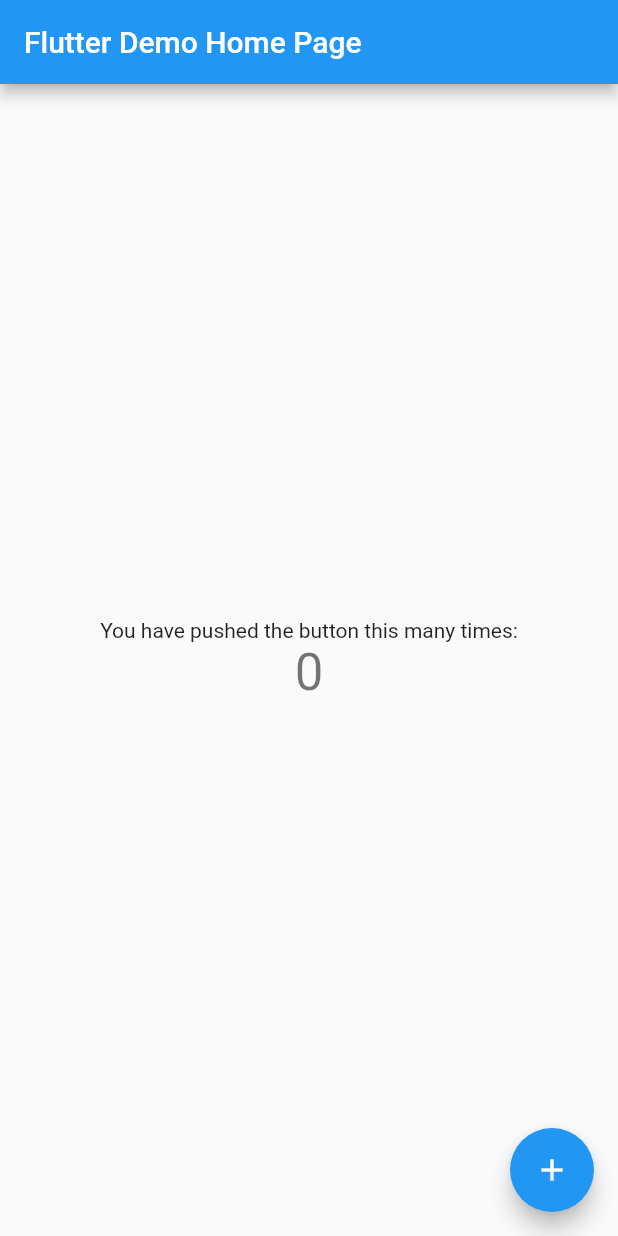
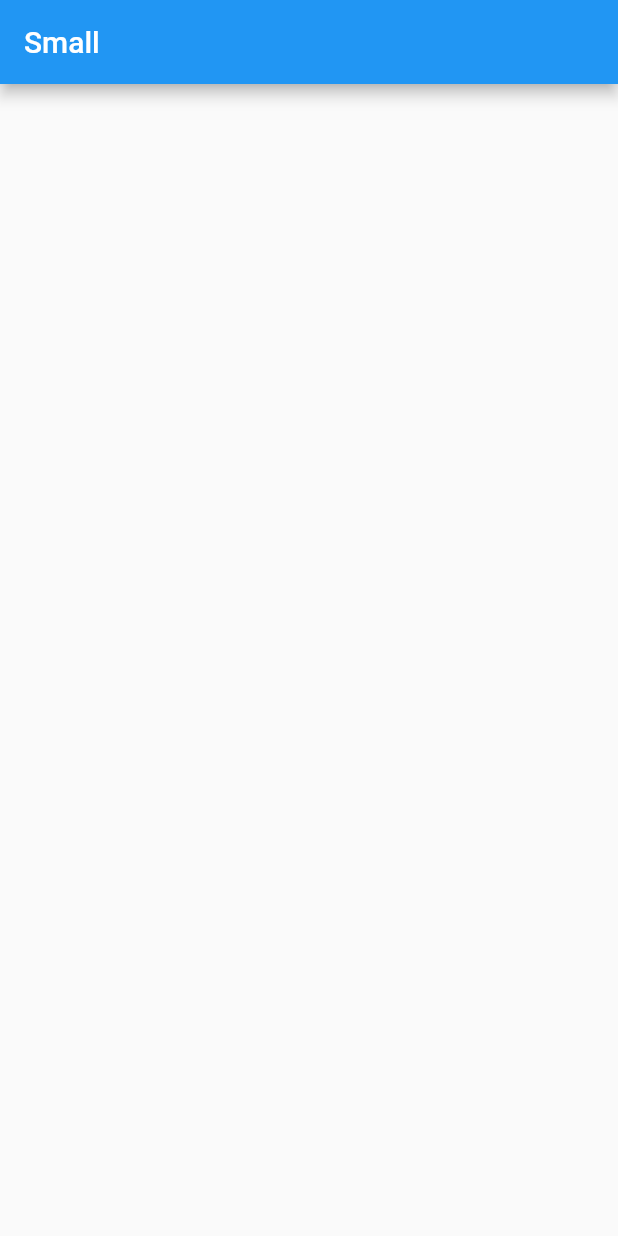
Before and after one commit to harimasora/lineleap_frontend_test, a Flutter app: the screen it shows after launch, on a phone screen of 412 x 824 dp. Run offline on Flutter 3.47's test engine with Material 2 defaults, Android fonts, the phone set to English and light mode, and no system bars.

Commit message:
feat: Create responsive design widget

```diff
--- a/lib/main.dart
+++ b/lib/main.dart
@@ -1,4 +1,5 @@
 import 'package:flutter/material.dart';
+import 'package:lineleap_frontend_test/presentation/utils/responsive_widget.dart';
 
 void main() {
   runApp(const MyApp());
@@ -7,109 +8,30 @@
 class MyApp extends StatelessWidget {
   const MyApp({Key? key}) : super(key: key);
 
-  // This widget is the root of your application.
   @override
   Widget build(BuildContext context) {
     return MaterialApp(
       title: 'Flutter Demo',
       theme: ThemeData(
-        // This is the theme of your application.
-        //
-        // Try running your application with "flutter run". You'll see the
-        // application has a blue toolbar. Then, without quitting the app, try
-        // changing the primarySwatch below to Colors.green and then invoke
-        // "hot reload" (press "r" in the console where you ran "flutter run",
-        // or simply save your changes to "hot reload" in a Flutter IDE).
-        // Notice that the counter didn't reset back to zero; the application
-        // is not restarted.
         primarySwatch: Colors.blue,
       ),
-      home: const MyHomePage(title: 'Flutter Demo Home Page'),
+      home: ResponsiveWidget(
+        largeScreen: Scaffold(
+          appBar: AppBar(
+            title: const Text('Large'),
+          ),
+        ),
+        mediumScreen: Scaffold(
+          appBar: AppBar(
+            title: const Text('Medium'),
+          ),
+        ),
+        smallScreen: Scaffold(
+          appBar: AppBar(
+            title: const Text('Small'),
+          ),
+        ),
+      ),
     );
   }
 }
-
-class MyHomePage extends StatefulWidget {
-  const MyHomePage({Key? key, required this.title}) : super(key: key);
-
-  // This widget is the home page of your application. It is stateful, meaning
-  // that it has a State object (defined below) that contains fields that affect
-  // how it looks.
-
-  // This class is the configuration for the state. It holds the values (in this
-  // case the title) provided by the parent (in this case the App widget) and
-  // used by the build method of the State. Fields in a Widget subclass are
-  // always marked "final".
-
-  final String title;
-
-  @override
-  State<MyHomePage> createState() => _MyHomePageState();
-}
-
-class _MyHomePageState extends State<MyHomePage> {
-  int _counter = 0;
-
-  void _incrementCounter() {
-    setState(() {
-      // This call to setState tells the Flutter framework that something has
-      // changed in this State, which causes it to rerun the build method below
-      // so that the display can reflect the updated values. If we changed
-      // _counter without calling setState(), then the build method would not be
-      // called again, and so nothing would appear to happen.
-      _counter++;
-    });
-  }
-
-  @override
-  Widget build(BuildContext context) {
-    // This method is rerun every time setState is called, for instance as done
-    // by the _incrementCounter method above.
-    //
-    // The Flutter framework has been optimized to make rerunning build methods
-    // fast, so that you can just rebuild anything that needs updating rather
-    // than having to individually change instances of widgets.
-    return Scaffold(
-      appBar: AppBar(
-        // Here we take the value from the MyHomePage object that was created by
-        // the App.build method, and use it to set our appbar title.
-        title: Text(widget.title),
-      ),
-      body: Center(
-        // Center is a layout widget. It takes a single child and positions it
-        // in the middle of the parent.
-        child: Column(
-          // Column is also a layout widget. It takes a list of children and
-          // arranges them vertically. By default, it sizes itself to fit its
-          // children horizontally, and tries to be as tall as its parent.
-          //
-          // Invoke "debug painting" (press "p" in the console, choose the
-          // "Toggle Debug Paint" action from the Flutter Inspector in Android
-          // Studio, or the "Toggle Debug Paint" command in Visual Studio Code)
-          // to see the wireframe for each widget.
-          //
-          // Column has various properties to control how it sizes itself and
-          // how it positions its children. Here we use mainAxisAlignment to
-          // center the children vertically; the main axis here is the vertical
-          // axis because Columns are vertical (the cross axis would be
-          // horizontal).
-          mainAxisAlignment: MainAxisAlignment.center,
-          children: <Widget>[
-            const Text(
-              'You have pushed the button this many times:',
-            ),
-            Text(
-              '$_counter',
-              style: Theme.of(context).textTheme.headline4,
-            ),
-          ],
-        ),
-      ),
-      floatingActionButton: FloatingActionButton(
-        onPressed: _incrementCounter,
-        tooltip: 'Increment',
-        child: const Icon(Icons.add),
-      ), // This trailing comma makes auto-formatting nicer for build methods.
-    );
-  }
-}
--- /dev/null
+++ b/lib/presentation/utils/responsive_widget.dart
@@ -0,0 +1,40 @@
+import 'package:flutter/material.dart';
+
+class ResponsiveWidget extends StatelessWidget {
+  // Large screen is any screen whose width is more than 1200 pixels
+  static bool isLargeScreen(BuildContext context) {
+    return MediaQuery.of(context).size.width > 1200;
+  }
+
+  // Medium screen is any screen whose width is less than 1200 pixels, and more than 800 pixels
+  static bool isMediumScreen(BuildContext context) {
+    return MediaQuery.of(context).size.width > 800 && MediaQuery.of(context).size.width < 1200;
+  }
+
+  // Small screen is any screen whose width is less than 800 pixels
+  static bool isSmallScreen(BuildContext context) {
+    return MediaQuery.of(context).size.width < 800;
+  }
+
+  final Widget largeScreen;
+  final Widget? mediumScreen;
+  final Widget? smallScreen;
+
+  const ResponsiveWidget({Key? key, required this.largeScreen, this.mediumScreen, this.smallScreen}) : super(key: key);
+
+  @override
+  Widget build(BuildContext context) {
+    //Returns the widget which is more appropriate for the screen size
+    return LayoutBuilder(builder: (context, constraints) {
+      if (constraints.maxWidth > 1200) {
+        return largeScreen;
+      } else if (constraints.maxWidth > 800 && constraints.maxWidth < 1200) {
+        //if medium screen not available, then return large screen
+        return mediumScreen ?? largeScreen;
+      } else {
+        //if small screen implementation not available, try medium screen then large screen
+        return smallScreen ?? mediumScreen ?? largeScreen;
+      }
+    });
+  }
+}
```
